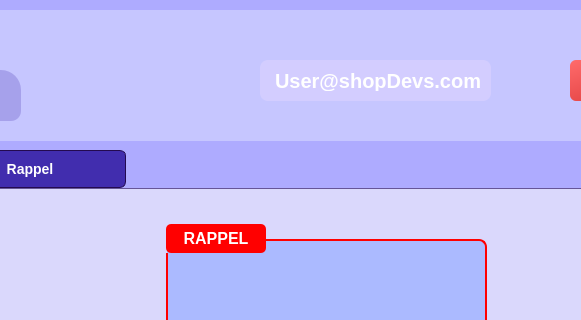
First picture: the form in src/magasins/magasin_mainwindow.ui, repository MontaCHOUIG/MallFlow, before the edit; both pictures show x 670 to 1251 and y 0 to 320 of the 1390 by 800 pixel window.
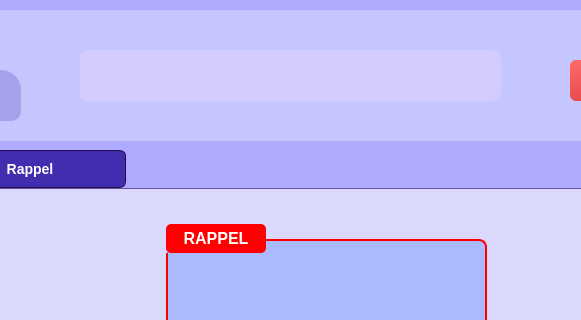
Second picture: the form after the edit. Icons and pictures are not drawn.

```diff
--- a/src/magasins/magasin_mainwindow.ui
+++ b/src/magasins/magasin_mainwindow.ui
@@ -1770,31 +1770,6 @@
     <property name="frameShadow">
      <enum>QFrame::Shadow::Raised</enum>
     </property>
-    <widget class="QLabel" name="label_6">
-     <property name="geometry">
-      <rect>
-       <x>710</x>
-       <y>50</y>
-       <width>231</width>
-       <height>41</height>
-      </rect>
-     </property>
-     <property name="styleSheet">
-      <string notr="true">QLabel {
-    color: white; /* Text color */
-    background-color: rgb(211, 205, 255); /* Blue background */
-    font-size: 20px; /* Text size */
-    font-weight: bold; /* Bold text */
-    padding: 10px; /* Space inside the label */
-    border-radius: 8px; /* Rounded corners */
-    text-align: center; /* Centers text */
-}
-</string>
-     </property>
-     <property name="text">
-      <string>User@shopDevs.com</string>
-     </property>
-    </widget>
     <widget class="QLabel" name="Sp_Label_Titre">
      <property name="geometry">
       <rect>
@@ -1871,6 +1846,31 @@
       <string>logout</string>
      </property>
     </widget>
+    <widget class="QLabel" name="label_authUser">
+     <property name="geometry">
+      <rect>
+       <x>530</x>
+       <y>40</y>
+       <width>421</width>
+       <height>51</height>
+      </rect>
+     </property>
+     <property name="styleSheet">
+      <string notr="true">QLabel {
+    color: white; /* Text color */
+    background-color: rgb(211, 205, 255); /* Blue background */
+    font-size: 20px; /* Text size */
+    font-weight: bold; /* Bold text */
+    padding: 10px; /* Space inside the label */
+    border-radius: 8px; /* Rounded corners */
+    text-align: center; /* Centers text */
+}
+</string>
+     </property>
+     <property name="text">
+      <string/>
+     </property>
+    </widget>
    </widget>
    <zorder>Bg_imzge</zorder>
    <zorder>tabWidget</zorder>
```
Left out of the diff: 4 changed lines with no effect on the pictures.
